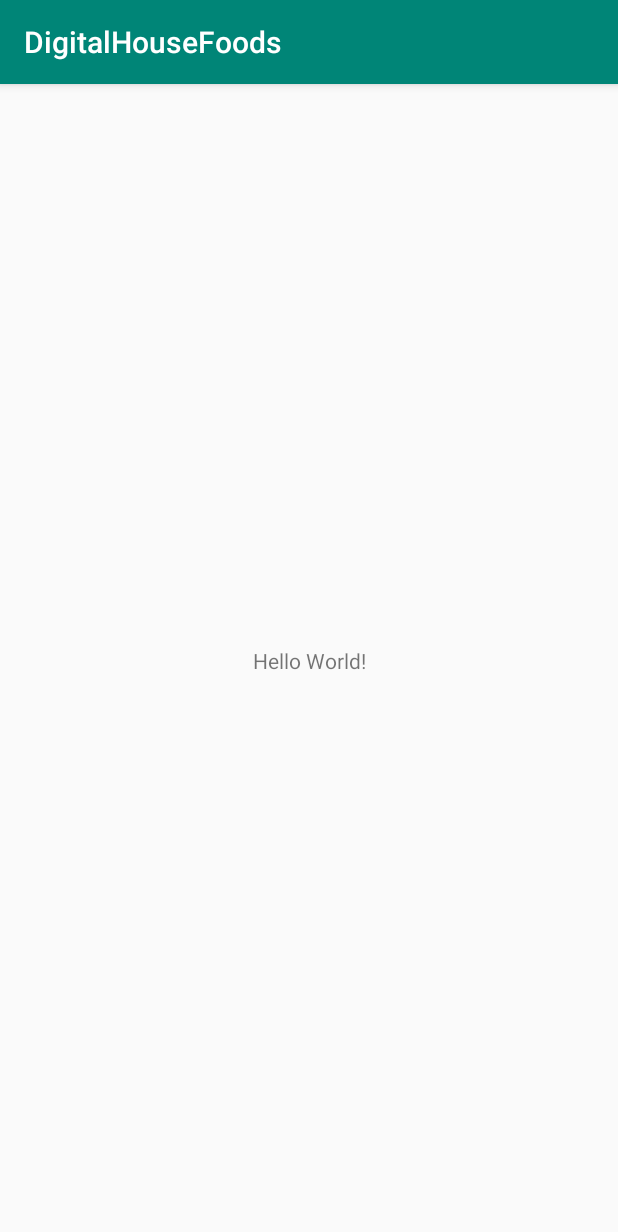
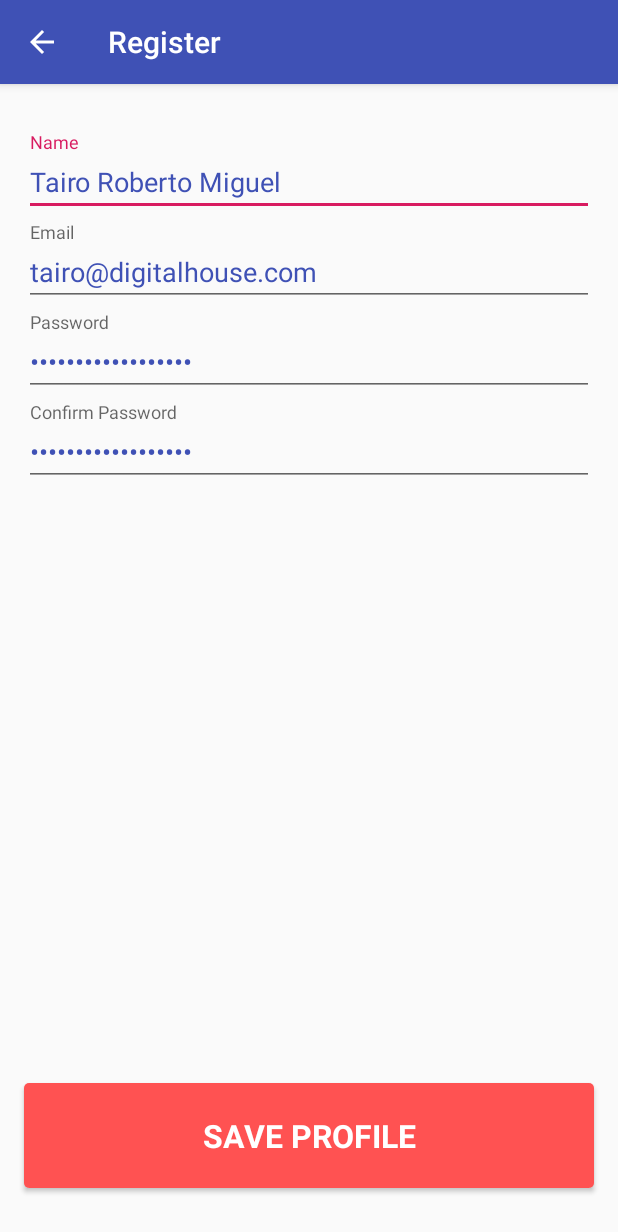
Before and after one commit to adelaniasantos/DesafioAndroid, an Android app: the screen it shows after launch (MainActivity before the commit, ProfileActivity after it), on a phone screen of 412 x 824 dp. Shown: the top 1232 px of the screen. Run offline under Robolectric (Android 15) with nearby library versions, the phone set to English and light mode, and no system bars.

Commit message:
Adelania - Criacao Tela Profile

```diff
--- a/DigitalHouseFoods/app/build.gradle
+++ b/DigitalHouseFoods/app/build.gradle
@@ -5,7 +5,7 @@ android {
     buildToolsVersion "29.0.2"
     defaultConfig {
         applicationId "com.digitalhouse.digitalhousefoods"
-        minSdkVersion 14
+        minSdkVersion 17
         targetSdkVersion 29
         versionCode 1
         versionName "1.0"
@@ -26,4 +26,5 @@ dependencies {
     testImplementation 'junit:junit:4.12'
     androidTestImplementation 'androidx.test.ext:junit:1.1.0'
     androidTestImplementation 'androidx.test.espresso:espresso-core:3.1.1'
+    implementation 'com.google.android.material:material:1.0.0'
 }
--- a/DigitalHouseFoods/app/src/main/AndroidManifest.xml
+++ b/DigitalHouseFoods/app/src/main/AndroidManifest.xml
@@ -9,13 +9,14 @@
         android:roundIcon="@mipmap/ic_launcher_round"
         android:supportsRtl="true"
         android:theme="@style/AppTheme">
-        <activity android:name=".MainActivity">
+        <activity android:name=".views.ProfileActivity">
             <intent-filter>
                 <action android:name="android.intent.action.MAIN" />
 
                 <category android:name="android.intent.category.LAUNCHER" />
             </intent-filter>
         </activity>
+        <activity android:name=".views.MainActivity"></activity>
     </application>
 
 </manifest>
--- a/DigitalHouseFoods/app/src/main/java/com/digitalhouse/digitalhousefoods/MainActivity.java
+++ b/DigitalHouseFoods/app/src/main/java/com/digitalhouse/digitalhousefoods/views/MainActivity.java
@@ -1,8 +1,10 @@
-package com.digitalhouse.digitalhousefoods;
+package com.digitalhouse.digitalhousefoods.views;
 
 import androidx.appcompat.app.AppCompatActivity;
 
 import android.os.Bundle;
+
+import com.digitalhouse.digitalhousefoods.R;
 
 public class MainActivity extends AppCompatActivity {
 
--- /dev/null
+++ b/DigitalHouseFoods/app/src/main/java/com/digitalhouse/digitalhousefoods/views/ProfileActivity.java
@@ -0,0 +1,47 @@
+package com.digitalhouse.digitalhousefoods.views;
+import androidx.appcompat.app.AppCompatActivity;
+import android.content.Intent;
+import android.os.Bundle;
+import android.view.MenuItem;
+import android.view.View;
+import android.widget.Button;
+import android.widget.Toast;
+
+import com.digitalhouse.digitalhousefoods.R;
+
+public class ProfileActivity extends AppCompatActivity {
+    private Button botaoSave;
+
+    @Override
+    protected void onCreate(Bundle savedInstanceState) {
+        super.onCreate(savedInstanceState);
+        setContentView(R.layout.activity_profile);
+        getSupportActionBar().setDisplayHomeAsUpEnabled(true);
+        getSupportActionBar().setHomeButtonEnabled(true);
+        getSupportActionBar().setTitle("Register");
+
+        botaoSave = findViewById(R.id.buttonSaveProfile);
+        botaoSave.setOnClickListener(new View.OnClickListener() {
+            @Override
+            public void onClick(View v) {
+                Toast toast = Toast.makeText(getApplicationContext(), "Dados Salvos com sucesso!", Toast.LENGTH_LONG);
+                toast.show();
+            }
+        });
+
+    }
+
+    @Override
+    public boolean onOptionsItemSelected(MenuItem item) {
+        switch (item.getItemId()) {
+            case android.R.id.home:
+                startActivity(new Intent(this, MainActivity.class));
+                finishAffinity();
+                break;
+            default:break;
+        }
+        return true;
+    }
+
+
+}
--- /dev/null
+++ b/DigitalHouseFoods/app/src/main/res/drawable/shape_botao_login.xml
@@ -0,0 +1,10 @@
+<?xml version="1.0" encoding="utf-8"?>
+<selector xmlns:android="http://schemas.android.com/apk/res/android">
+    <item>
+        <shape android:shape="rectangle" xmlns:android="http://schemas.android.com/apk/res/android">
+            <corners android:radius="3dp"/>
+            <solid android:color="@color/vermelho"/>
+            <size android:height="70dp" android:width="494.5dp"/>
+        </shape>
+    </item>
+</selector>
--- a/DigitalHouseFoods/app/src/main/res/layout/activity_main.xml
+++ b/DigitalHouseFoods/app/src/main/res/layout/activity_main.xml
@@ -4,7 +4,7 @@
     xmlns:tools="http://schemas.android.com/tools"
     android:layout_width="match_parent"
     android:layout_height="match_parent"
-    tools:context=".MainActivity">
+    tools:context=".views.MainActivity">
 
     <TextView
         android:layout_width="wrap_content"
--- /dev/null
+++ b/DigitalHouseFoods/app/src/main/res/layout/activity_profile.xml
@@ -0,0 +1,104 @@
+<?xml version="1.0" encoding="utf-8"?>
+<androidx.constraintlayout.widget.ConstraintLayout xmlns:android="http://schemas.android.com/apk/res/android"
+    xmlns:app="http://schemas.android.com/apk/res-auto"
+    xmlns:tools="http://schemas.android.com/tools"
+    android:layout_width="match_parent"
+    android:layout_height="match_parent"
+    tools:context=".views.ProfileActivity">
+
+    <com.google.android.material.textfield.TextInputLayout
+        android:id="@+id/textNome"
+        android:layout_width="0dp"
+        android:layout_height="wrap_content"
+        android:layout_marginStart="16dp"
+        android:layout_marginTop="32dp"
+        android:layout_marginEnd="16dp"
+        app:layout_constraintEnd_toEndOf="parent"
+        app:layout_constraintStart_toStartOf="parent"
+        app:layout_constraintTop_toTopOf="parent">
+
+        <com.google.android.material.textfield.TextInputEditText
+            style="@style/texto"
+            android:layout_width="match_parent"
+            android:layout_height="wrap_content"
+            android:textColor="@color/azul"
+            android:hint="Name"
+            android:text="@string/nome_tairo" />
+    </com.google.android.material.textfield.TextInputLayout>
+
+    <com.google.android.material.textfield.TextInputLayout
+        android:id="@+id/textEmail"
+        android:layout_width="0dp"
+        android:layout_height="wrap_content"
+        android:layout_marginStart="16dp"
+        android:layout_marginTop="4dp"
+        android:layout_marginEnd="16dp"
+        app:layout_constraintEnd_toEndOf="parent"
+        app:layout_constraintStart_toStartOf="parent"
+        app:layout_constraintTop_toBottomOf="@+id/textNome">
+
+        <com.google.android.material.textfield.TextInputEditText
+            style="@style/texto"
+            android:layout_width="match_parent"
+            android:layout_height="match_parent"
+            android:hint="@string/email"
+            android:textColor="@color/azul"
+            android:text="@string/tools_email" />
+    </com.google.android.material.textfield.TextInputLayout>
+
+    <com.google.android.material.textfield.TextInputLayout
+        android:id="@+id/textPassword"
+        android:layout_width="0dp"
+        android:layout_height="wrap_content"
+        android:layout_marginStart="16dp"
+        android:layout_marginTop="4dp"
+        android:layout_marginEnd="16dp"
+        app:layout_constraintEnd_toEndOf="parent"
+        app:layout_constraintStart_toStartOf="parent"
+        app:layout_constraintTop_toBottomOf="@+id/textEmail">
+
+        <com.google.android.material.textfield.TextInputEditText
+            android:id="@+id/textConfirmPassword"
+            android:layout_width="match_parent"
+            android:layout_height="wrap_content"
+            android:hint="@string/password"
+            android:inputType="textPassword"
+            android:textColor="@color/azul"
+            android:text="@string/senha" />
+    </com.google.android.material.textfield.TextInputLayout>
+
+    <com.google.android.material.textfield.TextInputLayout
+        android:layout_width="0dp"
+        android:layout_height="wrap_content"
+        android:layout_marginStart="16dp"
+        android:layout_marginTop="4dp"
+        android:layout_marginEnd="16dp"
+        app:layout_constraintEnd_toEndOf="parent"
+        app:layout_constraintStart_toStartOf="parent"
+        app:layout_constraintTop_toBottomOf="@+id/textPassword">
+
+        <com.google.android.material.textfield.TextInputEditText
+            style="@style/texto"
+            android:layout_width="match_parent"
+            android:layout_height="wrap_content"
+            android:hint="Confirm Password"
+            android:inputType="textPassword"
+            android:textColor="@color/azul"
+            android:text="@string/senha" />
+    </com.google.android.material.textfield.TextInputLayout>
+
+    <Button
+        android:id="@+id/buttonSaveProfile"
+        style="@style/Botao"
+        android:layout_width="0dp"
+        android:layout_height="wrap_content"
+        android:layout_marginStart="16dp"
+        android:layout_marginEnd="16dp"
+        android:layout_marginBottom="32dp"
+        android:background="@drawable/shape_botao_login"
+        android:text="@string/save_profile"
+        app:layout_constraintBottom_toBottomOf="parent"
+        app:layout_constraintEnd_toEndOf="parent"
+        app:layout_constraintStart_toStartOf="parent" />
+
+</androidx.constraintlayout.widget.ConstraintLayout>
--- a/DigitalHouseFoods/app/src/main/res/values/colors.xml
+++ b/DigitalHouseFoods/app/src/main/res/values/colors.xml
@@ -3,4 +3,10 @@
     <color name="colorPrimary">#008577</color>
     <color name="colorPrimaryDark">#00574B</color>
     <color name="colorAccent">#D81B60</color>
+    <color name="azul">#3F51B5</color>
+    <color name="cinza">#FF8492A6</color>
+    <color name="vermelho">#FFFF5252</color>
+    <color name="azul_opaco">#FF47525E</color>
+    <color name="branco">#FFFFFFFF</color>
+    <color name="azul_claro">#8492A6</color>
 </resources>
--- a/DigitalHouseFoods/app/src/main/res/values/strings.xml
+++ b/DigitalHouseFoods/app/src/main/res/values/strings.xml
@@ -1,3 +1,12 @@
 <resources>
-    <string name="app_name">DigitalHouseFoods</string>
+    <string name="app_name">Digital House Foods</string>
+    <string name="tools_email">tairo@digitalhouse.com</string>
+    <string name="senha">******************</string>
+    <string name="password">Password</string>
+    <string name="email">Email</string>
+    <string name="log_in">LOG IN</string>
+    <string name="or">OR</string>
+    <string name="register">REGISTER</string>
+    <string name="nome_tairo">Tairo Roberto Miguel</string>
+    <string name="save_profile">SAVE PROFILE</string>
 </resources>
--- a/DigitalHouseFoods/app/src/main/res/values/styles.xml
+++ b/DigitalHouseFoods/app/src/main/res/values/styles.xml
@@ -3,9 +3,26 @@
     <!-- Base application theme. -->
     <style name="AppTheme" parent="Theme.AppCompat.Light.DarkActionBar">
         <!-- Customize your theme here. -->
-        <item name="colorPrimary">@color/colorPrimary</item>
+        <item name="colorPrimary">@color/azul</item>
         <item name="colorPrimaryDark">@color/colorPrimaryDark</item>
         <item name="colorAccent">@color/colorAccent</item>
     </style>
 
+    <style name="AppTheme.NoActionBar">
+        <item name="windowActionBar">false</item>
+        <item name="windowNoTitle">true</item>
+    </style>
+
+    <style name="texto" parent="Theme.AppCompat.Light.NoActionBar">
+        <item name="android:fontFamily">Roboto</item>
+        <item name="android:textSize">18sp</item>
+    </style>
+
+    <style name="Botao" parent="Theme.AppCompat.Light.NoActionBar">
+        <item name="android:fontFamily">Roboto</item>
+        <item name="android:textColor">@color/branco</item>
+        <item name="android:textSize">21sp</item>
+        <item name="android:textStyle">bold</item>
+        <item name="android:textAlignment">center</item>
+    </style>
 </resources>
```
